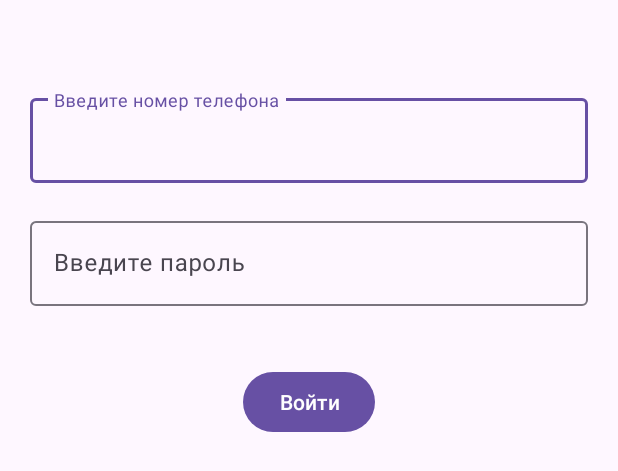
After one commit to VopRos-ZP/Meetpeople, an Android app: the layout sign_in_fragment.xml on its own in the app's theme, with its tools: preview values and no code run, on a phone screen of 412 x 824 dp. The commit adds this screen. Shown: the top 471 px of the screen. Run offline under Robolectric (Android 15) with nearby library versions, the phone set to English and light mode, and no system bars.

Commit message:
Добавлен `sign_in_fragment` и строковые ресурсы

```diff
--- /dev/null
+++ b/app/src/main/res/layout/sign_in_fragment.xml
@@ -0,0 +1,53 @@
+<?xml version="1.0" encoding="utf-8"?>
+<androidx.constraintlayout.widget.ConstraintLayout xmlns:android="http://schemas.android.com/apk/res/android"
+    xmlns:app="http://schemas.android.com/apk/res-auto"
+    xmlns:tools="http://schemas.android.com/tools"
+    android:layout_width="match_parent"
+    android:layout_height="match_parent"
+    android:padding="20dp">
+
+    <com.google.android.material.textfield.TextInputLayout
+        android:id="@+id/phoneInputLayout"
+        android:layout_width="match_parent"
+        android:layout_height="wrap_content"
+        android:layout_marginTop="40dp"
+        app:layout_constraintEnd_toEndOf="parent"
+        app:layout_constraintStart_toStartOf="parent"
+        app:layout_constraintTop_toTopOf="parent">
+
+        <com.google.android.material.textfield.TextInputEditText
+            android:id="@+id/phoneEditText"
+            android:layout_width="match_parent"
+            android:layout_height="wrap_content"
+            android:hint="@string/enter_phone_number"
+            android:inputType="phone"
+            android:singleLine="true" />
+    </com.google.android.material.textfield.TextInputLayout>
+
+    <com.google.android.material.textfield.TextInputLayout
+        android:id="@+id/passwordInputLayout"
+        android:layout_width="match_parent"
+        android:layout_height="wrap_content"
+        android:layout_marginTop="20dp"
+        app:layout_constraintEnd_toEndOf="parent"
+        app:layout_constraintStart_toStartOf="parent"
+        app:layout_constraintTop_toBottomOf="@+id/phoneInputLayout">
+
+        <com.google.android.material.textfield.TextInputEditText
+            android:id="@+id/passwordEditText"
+            android:layout_width="match_parent"
+            android:layout_height="wrap_content"
+            android:hint="@string/enter_password"
+            android:inputType="text|textVisiblePassword" />
+    </com.google.android.material.textfield.TextInputLayout>
+
+    <Button
+        android:id="@+id/button"
+        android:layout_width="wrap_content"
+        android:layout_height="wrap_content"
+        android:layout_marginTop="40dp"
+        android:text="@string/sign_in"
+        app:layout_constraintEnd_toEndOf="parent"
+        app:layout_constraintStart_toStartOf="parent"
+        app:layout_constraintTop_toBottomOf="@+id/passwordInputLayout" />
+</androidx.constraintlayout.widget.ConstraintLayout>
--- a/app/src/main/res/values/strings.xml
+++ b/app/src/main/res/values/strings.xml
@@ -1,3 +1,6 @@
 <resources>
     <string name="app_name">Meetpeople</string>
+    <string name="enter_phone_number">Введите номер телефона</string>
+    <string name="enter_password">Введите пароль</string>
+    <string name="sign_in">Войти</string>
 </resources>
```
